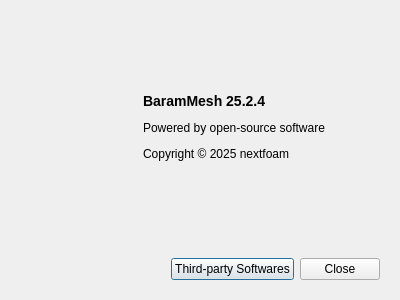
First picture: the form in baramMesh/view/menu/help/about_dialog.ui, repository nextfoam/baram, before the edit.
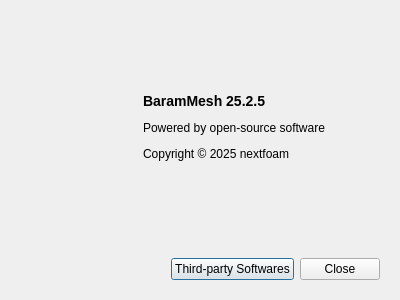
Second picture: the form after the edit.

What changed in the file:
```diff
--- a/baramMesh/view/menu/help/about_dialog.ui
+++ b/baramMesh/view/menu/help/about_dialog.ui
@@ -90,7 +90,7 @@
          </sizepolicy>
         </property>
         <property name="text">
-         <string>&lt;p&gt;&lt;b&gt;&lt;font size=&quot;4&quot;&gt;BaramMesh 25.2.4&lt;/font&gt;&lt;/b&gt;&lt;/p&gt;
+         <string>&lt;p&gt;&lt;b&gt;&lt;font size=&quot;4&quot;&gt;BaramMesh 25.2.5&lt;/font&gt;&lt;/b&gt;&lt;/p&gt;
 
 &lt;p&gt;Powered by open-source software&lt;/p&gt;
 
```
